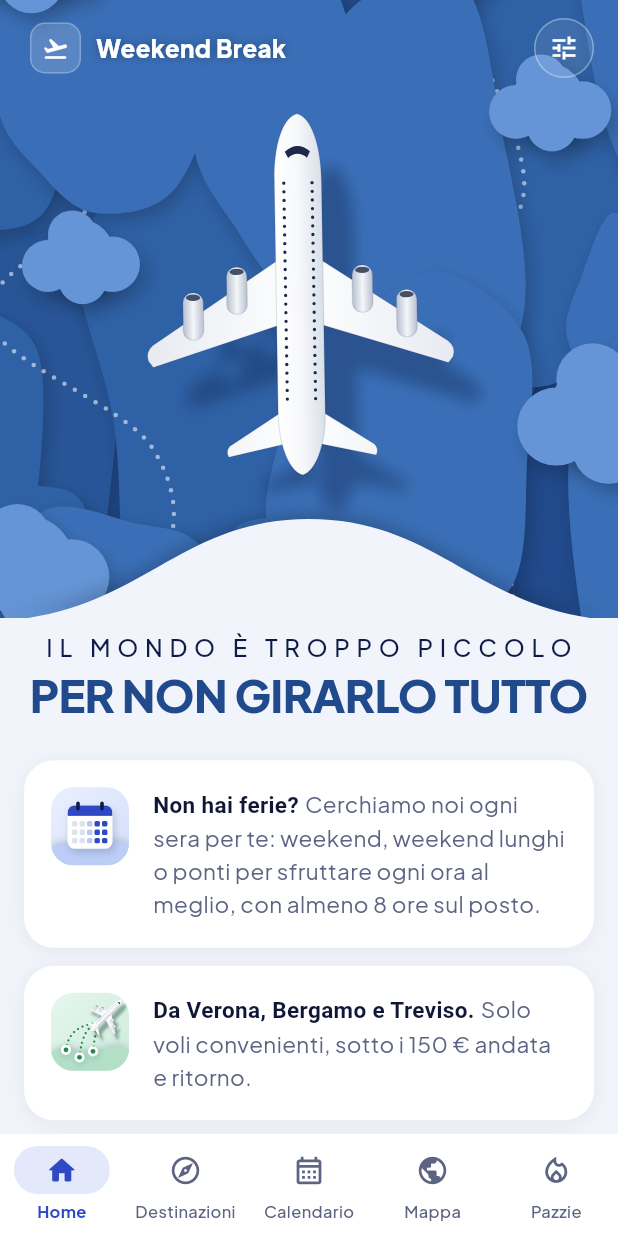
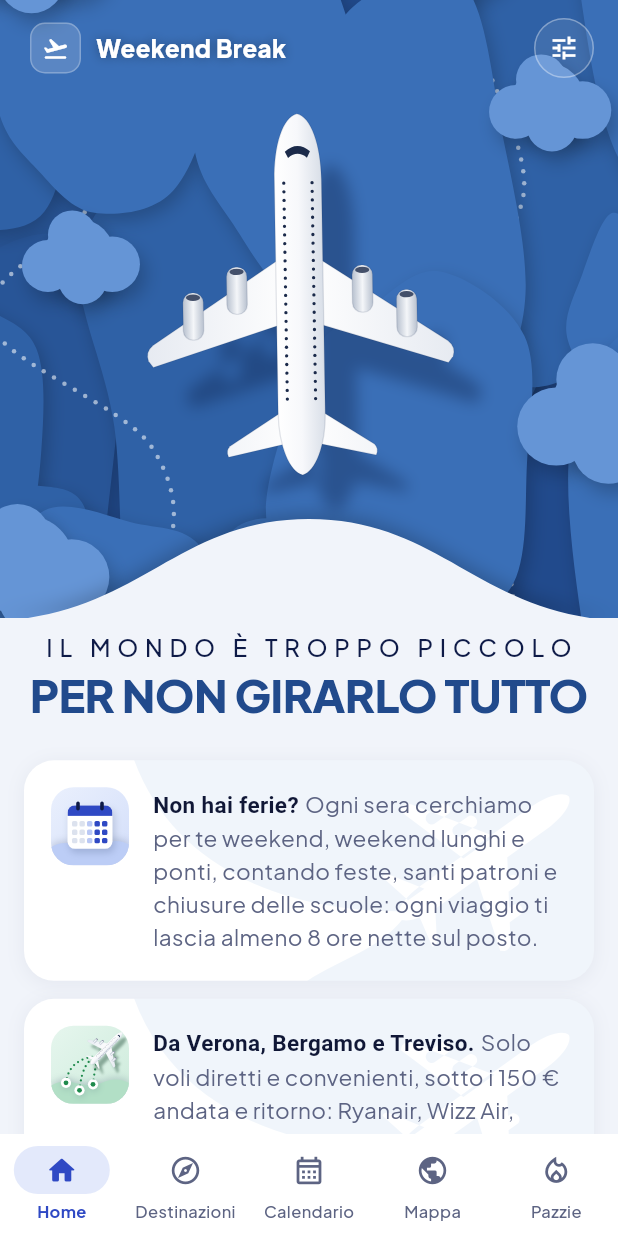
Before and after one commit to FloresStefano/explore, a Flutter app: the screen it shows after launch, on a phone screen of 412 x 824 dp. Run offline on Flutter 3.47's test engine with Material 3 defaults, Android fonts, the phone set to English and light mode, and no system bars; our stand-ins replace shared_preferences; network calls fail.

Commit message:
Home blocks: faint swoosh-and-plane background, richer texts, equal heights
Co-Authored-By: Claude Opus 5.5 <noreply@anthropic.com>

```diff
--- a/app/lib/screens/home.dart
+++ b/app/lib/screens/home.dart
@@ -67,6 +67,26 @@ class HomeScreen extends StatelessWidget {
           final maxPrice = _value(settings, 'JOB-09', 150);
           final n = NumberFormat.decimalPattern('it');
           final when = _when(summary?['run_at'] as String?);
+          final lines = <(LineArt, String, String)>[
+            (
+              LineArt.calendar,
+              'Non hai ferie?',
+              'Ogni sera cerchiamo per te weekend, weekend lunghi e ponti, contando feste, santi patroni '
+                  'e chiusure delle scuole: ogni viaggio ti lascia almeno ${num1(hours)} ore nette sul posto.',
+            ),
+            (
+              LineArt.routes,
+              'Da Verona, Bergamo e Treviso.',
+              'Solo voli diretti e convenienti, sotto i ${num1(maxPrice)}\u00A0€ andata e ritorno: Ryanair, '
+                  'Wizz Air, Volotea, easyJet e le altre compagnie, tutte nella stessa lista.',
+            ),
+            (
+              LineArt.ticket,
+              'E per chi decide al volo,',
+              'le Pazzie: weekend, weekend lunghi e ponti sotto i 50\u00A0€, raccontati dall\'intelligenza '
+                  'artificiale in una classifica che parte dal più vicino.',
+            ),
+          ];
           return SingleChildScrollView(
             child: Column(children: [
               // Hero: the plane over the paper-cut landscape, the brand bar on the sky (phones).
@@ -142,33 +162,12 @@ class HomeScreen extends StatelessWidget {
                 child: ConstrainedBox(
                   constraints: const BoxConstraints(maxWidth: 600),
                   child: Column(crossAxisAlignment: CrossAxisAlignment.stretch, children: [
-                    Reveal(
-                      key: const ValueKey('line1'),
-                      child: _Line(
-                        art: LineArt.calendar,
-                        lead: 'Non hai ferie?',
-                        text: 'Cerchiamo noi ogni sera per te: weekend, weekend lunghi o ponti per sfruttare '
-                            'ogni ora al meglio, con almeno ${num1(hours)} ore sul posto.',
+                    for (final (i, line) in lines.indexed)
+                      Reveal(
+                        key: ValueKey('line$i'),
+                        delay: Duration(milliseconds: 90 * i),
+                        child: _Line(art: line.$1, lead: line.$2, text: line.$3, all: lines),
                       ),
-                    ),
-                    Reveal(
-                      key: const ValueKey('line2'),
-                      delay: const Duration(milliseconds: 90),
-                      child: _Line(
-                        art: LineArt.routes,
-                        lead: 'Da Verona, Bergamo e Treviso.',
-                        text: 'Solo voli convenienti, sotto i ${num1(maxPrice)} € andata e ritorno.',
-                      ),
-                    ),
-                    const Reveal(
-                      key: ValueKey('line3'),
-                      delay: Duration(milliseconds: 180),
-                      child: _Line(
-                        art: LineArt.ticket,
-                        lead: 'E per chi decide al volo,',
-                        text: 'le Pazzie: weekend sotto i 50 €.',
-                      ),
-                    ),
                     const SizedBox(height: Sp.md),
                     const Reveal(
                       key: ValueKey('countdown'),
@@ -312,30 +311,60 @@ class _Stat extends StatelessWidget {
 }
 
 class _Line extends StatelessWidget {
-  const _Line({required this.art, required this.lead, required this.text});
+  const _Line({required this.art, required this.lead, required this.text, required this.all});
   final LineArt art;
   final String lead, text;
 
+  /// All the blocks: each one takes the height of the tallest, so the three are equal.
+  final List<(LineArt, String, String)> all;
+
+  static const _style = TextStyle(fontFamily: 'Jakarta', fontSize: Fs.body + 1, height: 1.5, color: muted);
+  static const _pad = Sp.lg + 2, _art = 52.0, _gap = Sp.lg;
+
+  TextSpan _span(String lead, String text) => TextSpan(children: [
+        TextSpan(text: '$lead ', style: const TextStyle(fontWeight: FontWeight.w700, color: ink)),
+        TextSpan(text: text),
+      ], style: _style);
+
   @override
   Widget build(BuildContext context) {
+    final scaler = MediaQuery.textScalerOf(context);
     return Padding(
       padding: const EdgeInsets.only(bottom: Sp.md),
-      child: WhiteCard(
-        padding: const EdgeInsets.all(Sp.lg + 2),
-        child: Row(crossAxisAlignment: CrossAxisAlignment.start, children: [
-          LineArtTile(art),
-          const SizedBox(width: Sp.lg),
-          Expanded(
-            child: Text.rich(
-              TextSpan(children: [
-                TextSpan(text: '$lead ', style: const TextStyle(fontWeight: FontWeight.w700, color: ink)),
-                TextSpan(text: text),
+      child: LayoutBuilder(builder: (context, box) {
+        final width = box.maxWidth - 2 * _pad - _art - _gap;
+        var tallest = _art;
+        for (final (_, l, t) in all) {
+          final tp = TextPainter(text: _span(l, t), textDirection: TextDirection.ltr, textScaler: scaler)
+            ..layout(maxWidth: width);
+          tallest = math.max(tallest, tp.height);
+          tp.dispose();
+        }
+        return Container(
+          clipBehavior: Clip.antiAlias,
+          decoration: BoxDecoration(
+            color: Colors.white,
+            borderRadius: BorderRadius.circular(Rd.xl),
+            boxShadow: shadowSm,
+          ),
+          child: CustomPaint(
+            painter: const SwooshPainter(),
+            child: Padding(
+              padding: const EdgeInsets.all(_pad),
+              child: Row(crossAxisAlignment: CrossAxisAlignment.start, children: [
+                LineArtTile(art),
+                const SizedBox(width: _gap),
+                Expanded(
+                  child: ConstrainedBox(
+                    constraints: BoxConstraints(minHeight: tallest),
+                    child: Text.rich(_span(lead, text)),
+                  ),
+                ),
               ]),
-              style: const TextStyle(fontSize: Fs.body + 1, height: 1.5, color: muted),
             ),
           ),
-        ]),
-      ),
+        );
+      }),
     );
   }
 }
--- a/app/lib/screens/home_art.dart
+++ b/app/lib/screens/home_art.dart
@@ -19,6 +19,44 @@ class LineArtTile extends StatelessWidget {
         dimension: size,
         child: CustomPaint(painter: _ArtPainter(art)),
       );
+}
+
+/// Barely-there background of the Home blocks: a field of blue with a white trail sweeping in
+/// from the left and ending at the tail of a white plane flying up to the right. Everything is
+/// measured on the card height and anchored to the right edge, so it never stretches.
+class SwooshPainter extends CustomPainter {
+  const SwooshPainter({this.color = const Color(0xFF4F8CCB), this.opacity = 0.085});
+  final Color color;
+  final double opacity;
+
+  @override
+  void paint(Canvas canvas, Size size) {
+    final w = size.width, h = size.height;
+    final len = h * 0.95; // plane length
+    const angle = 0.95; // nose up and to the right
+    final nose = Offset(math.sin(angle), -math.cos(angle));
+    final plane = Offset(w - h * 0.5, h * 0.44);
+    final tail = plane - nose * (len * 0.44);
+    final field = Path()
+      ..moveTo(tail.dx - h * 1.25, -2)
+      ..cubicTo(tail.dx - h * 1.05, h * 0.55, tail.dx - h * 0.45, tail.dy + 2, tail.dx, tail.dy)
+      ..cubicTo(tail.dx - h * 0.12, tail.dy + h * 0.18, tail.dx - h * 0.32, h * 0.9, tail.dx - h * 0.48, h + 2)
+      ..lineTo(w + 2, h + 2)
+      ..lineTo(w + 2, -2)
+      ..close();
+    canvas.drawPath(field, Paint()..color = color.withValues(alpha: opacity));
+    // The plane is the card's own white, cut out of the blue.
+    canvas.save();
+    canvas.translate(plane.dx, plane.dy);
+    canvas.rotate(angle);
+    canvas.scale(len / 230);
+    canvas.translate(-100, -115);
+    canvas.drawPath(PlaneArt.silhouette, Paint()..color = Colors.white);
+    canvas.restore();
+  }
+
+  @override
+  bool shouldRepaint(SwooshPainter old) => old.color != color || old.opacity != opacity;
 }
 
 final _soft = Paint()
```
